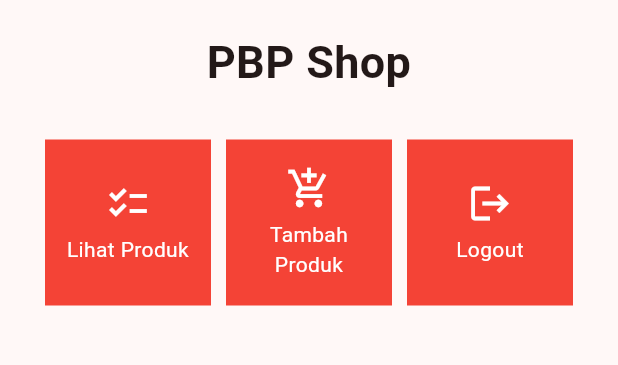
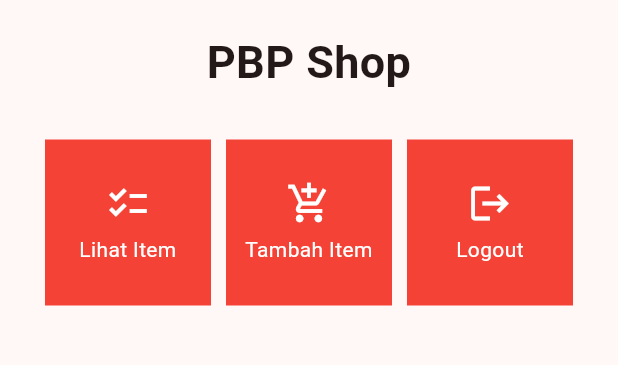
Before and after one commit to elenazahrak/geprek-lensu-mobile, a Flutter app: the screen it shows after launch, on a phone screen of 412 x 824 dp, the part 84-449 px from its top. Run offline on Flutter 3.47's test engine with Material 2 defaults, Android fonts, the phone set to English and light mode, and no system bars.

Commit message:
Tugas 8 (2)

```diff
--- a/lib/screens/gepreklensu_form.dart
+++ b/lib/screens/gepreklensu_form.dart
@@ -119,7 +119,7 @@ class _ShopFormPageState extends State<ShopFormPage> {
                             context: context,
                             builder: (context) {
                               return AlertDialog(
-                                title: const Text('Produk berhasil tersimpan'),
+                                title: const Text('Item berhasil tersimpan'),
                                 content: SingleChildScrollView(
                                   child: Column(
                                     crossAxisAlignment:
--- a/lib/screens/menu.dart
+++ b/lib/screens/menu.dart
@@ -13,8 +13,8 @@ class MyHomePage extends StatelessWidget {
     MyHomePage({Key? key}) : super(key: key);
 
     final List<ShopItem> items = [
-      ShopItem("Lihat Produk", Icons.checklist),
-      ShopItem("Tambah Produk", Icons.add_shopping_cart),
+      ShopItem("Lihat Item", Icons.checklist),
+      ShopItem("Tambah Item", Icons.add_shopping_cart),
       ShopItem("Logout", Icons.logout),
     ];
 
--- a/lib/widgets/shop_card.dart
+++ b/lib/widgets/shop_card.dart
@@ -22,7 +22,7 @@ class ShopCard extends StatelessWidget {
                 content: Text("Kamu telah menekan tombol ${item.name}!")));
 
             // Navigate ke route yang sesuai (tergantung jenis tombol)
-            if (item.name == "Tambah Produk") {
+            if (item.name == "Tambah Item") {
               Navigator.push(
                 context,
                 MaterialPageRoute(builder: (context) => const ShopFormPage()),
```
